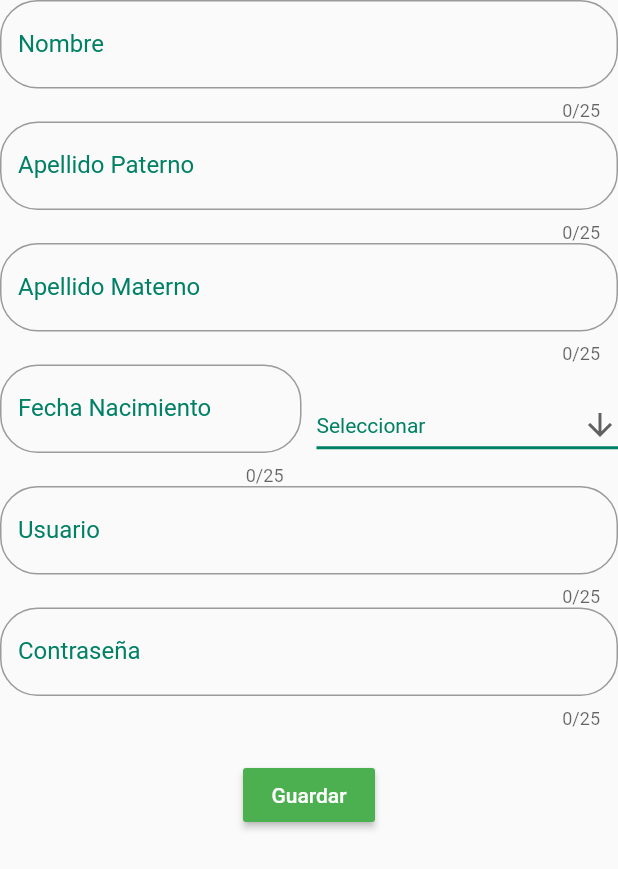
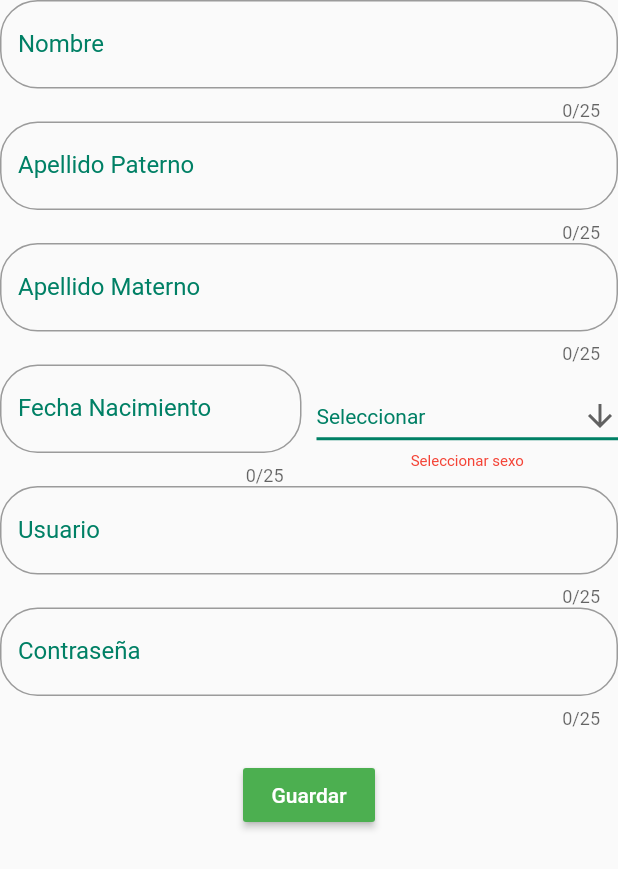
Before and after one commit to Jon-MC-dev/app-admin-store, a Flutter app: the FormPersonaUsuario widget shown alone on an empty page, opened directly, after a tap on "Guardar", on a phone screen of 412 x 824 dp. Shown: the top 869 px of the screen. Run offline on Flutter 3.47's test engine with Material 2 defaults, Android fonts, the phone set to English and light mode, and no system bars; our stand-ins replace flutter_colorpicker, fluttertoast, get, syncfusion_flutter_datagrid; missing offline and left inert: ansicolor, kf_drawer, syncfusion_flutter_core; network calls fail.

Commit message:
Modifique el controller abstract porque necesitaba funciones extras. es lo relevante

```diff
--- a/lib/src/controllers/abstracts/abstrac_controller.dart
+++ b/lib/src/controllers/abstracts/abstrac_controller.dart
@@ -18,6 +18,10 @@ abstract class AbstractController extends GetxController {
   RecursosDatos modelDataSource;
   BuildContext context;
   Validador v = new Validador();
+  Function funcionExtraEnValidado;
+  Function funcionExtraEnValidando = () {
+    return true;
+  };
 
   Future<List<ModelAbs>> getData({id});
 
@@ -28,6 +32,7 @@ abstract class AbstractController extends GetxController {
   deteleData();
 
   validarOnSubmit() async {
+    if (funcionExtraEnValidando()) {
       if (formKey.currentState.validate()) {
         print("accion");
         print(accion);
@@ -50,7 +55,11 @@ abstract class AbstractController extends GetxController {
             print(pen(
                 "modelDataSource.runtimeType: ${modelDataSource.runtimeType}"));
             Navigator.pop(context);
+            if (funcionExtraEnValidado == null) {
               return true;
+            } else {
+              return funcionExtraEnValidado();
+            }
           });
         } else {
           Fluttertoast.showToast(
@@ -61,6 +70,7 @@ abstract class AbstractController extends GetxController {
               backgroundColor: Colors.red,
               textColor: Colors.white,
               fontSize: 16.0);
+        }
       }
     }
 
--- a/lib/src/controllers/usuario_persona_controller.dart
+++ b/lib/src/controllers/usuario_persona_controller.dart
@@ -13,7 +13,11 @@ class UsuarioPersonaController extends AbstractController {
   RecursosDatos modelDataSource = PersonaUsuarioDataSource();
   @override
   ModelAbs objModel = new PersonaUsuario();
+  @override
+  Function funcionExtraEnValidando;
+
   RxString seleccion = 'Seleccionar'.obs;
+  RxString msSexo = ''.obs;
 
   @override
   Future<bool> addData() async {
@@ -30,16 +34,6 @@ class UsuarioPersonaController extends AbstractController {
     return list.cast<PersonaUsuario>();
   }
 
-  String reglas1(String valor) {
-    v.listaReglas.clear();
-    v.listaReglas.add(v.esVacio(valor, "El campo esta vacio"));
-    v.listaReglas.add(v.valorMinimo(valor, "El texto es muy corto", 2));
-    v.listaReglas
-        .add(v.soloLetrasConEspacios(valor, "Solo puede haber letras"));
-
-    return v.evaluarReglas();
-  }
-
   @override
   Future<bool> saveChanges() async {
     return true;
@@ -54,6 +48,50 @@ class UsuarioPersonaController extends AbstractController {
     this.controllersInputs['sexo'] = new TextEditingController();
     this.controllersInputs['usuario'] = new TextEditingController();
     this.controllersInputs['contrasena'] = new TextEditingController();
+
+    seleccion.listen((String val) {
+      print("El valor de Seleccion[$val]");
+      if (seleccion.value == "Seleccionar") {
+        msSexo.value = "Seleccionar sexo";
+      } else {
+        msSexo.value = "";
+      }
+    });
+    funcionExtraEnValidando = () {
+      if (seleccion.value == "Seleccionar") {
+        msSexo.value = "Seleccionar sexo";
+        return false;
+      } else {
+        return true;
+      }
+    };
+
     super.onInit();
   }
+
+  String reglas1(String valor) {
+    v.listaReglas.clear();
+    v.listaReglas.add(v.esVacio(valor, "El campo esta vacio"));
+    v.listaReglas.add(v.valorMinimo(valor, "El texto es muy corto", 2));
+    v.listaReglas
+        .add(v.soloLetrasConEspacios(valor, "Solo puede haber letras"));
+
+    return v.evaluarReglas();
+  }
+
+  String seleccionFecha(String valor) {
+    v.listaReglas.clear();
+    v.listaReglas.add(v.esVacio(valor, "Seleccione una fecha"));
+    return v.evaluarReglas();
+  }
+
+  String reglaContrasena(String valor) {
+    v.listaReglas.clear();
+    v.listaReglas.add(v.esVacio(valor, "La contraseña es requerida"));
+    v.listaReglas.add(v.valorMinimo(valor, "Minimo 8 caracteres", 8));
+    v.listaReglas.add(v.soloLetrasNumerosEspacios(
+        valor, "Solo puede haber letras y numeros"));
+
+    return v.evaluarReglas();
+  }
 }
--- a/lib/src/forms/persona_usuario_form.dart
+++ b/lib/src/forms/persona_usuario_form.dart
@@ -35,6 +35,7 @@ class FormPersonaUsuario extends StatelessWidget {
                 child: CampoTexto(
                   label: 'Fecha Nacimiento',
                   controllerText: c.controllersInputs['fechaNac'],
+                  validador: c.seleccionFecha,
                   tipo: TextInputType.datetime,
                   funcion: () {
                     _selectDate(context);
@@ -44,9 +45,12 @@ class FormPersonaUsuario extends StatelessWidget {
               SizedBox(
                 width: 10.0,
               ),
-              Expanded(child: Obx(() {
+              Expanded(
+                  child: Column(
+                children: [
+                  Obx(() {
                     return DropdownButton<String>(
-                  value: 'Seleccionar',
+                      value: c.seleccion.value,
                       isExpanded: true,
                       icon: Icon(Icons.arrow_downward),
                       iconSize: 24,
@@ -56,7 +60,9 @@ class FormPersonaUsuario extends StatelessWidget {
                         height: 2,
                         color: Color(0xFF008065),
                       ),
-                  onChanged: (String newValue) {},
+                      onChanged: (String newValue) {
+                        c.seleccion.value = newValue;
+                      },
                       items: <String>[
                         'Seleccionar',
                         'Mujer',
@@ -69,7 +75,15 @@ class FormPersonaUsuario extends StatelessWidget {
                         );
                       }).toList(),
                     );
-              })),
+                  }),
+                  Obx(() {
+                    return Text(
+                      c.msSexo.value,
+                      style: TextStyle(color: Colors.red, fontSize: 10),
+                    );
+                  })
+                ],
+              )),
             ],
           ),
           CampoTexto(
@@ -80,6 +94,7 @@ class FormPersonaUsuario extends StatelessWidget {
           CampoTexto(
             label: 'Contraseña',
             controllerText: c.controllersInputs['contrasena'],
+            validador: c.reglaContrasena,
           ),
           SizedBox(
             height: 20.0,
```
Lines whose indentation alone changed are shown as unchanged.
